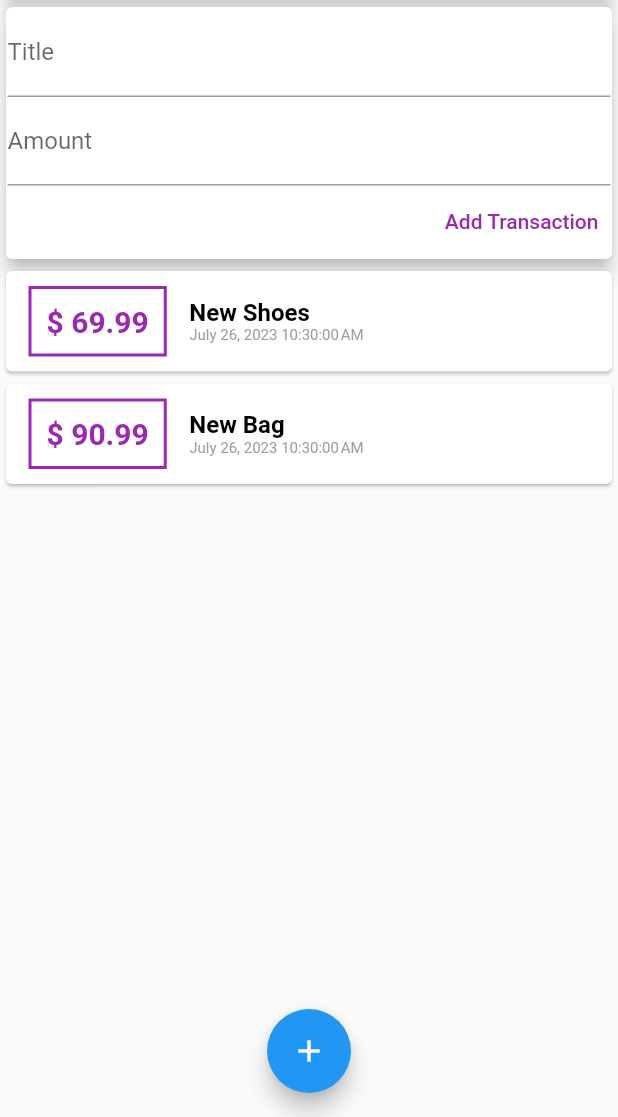
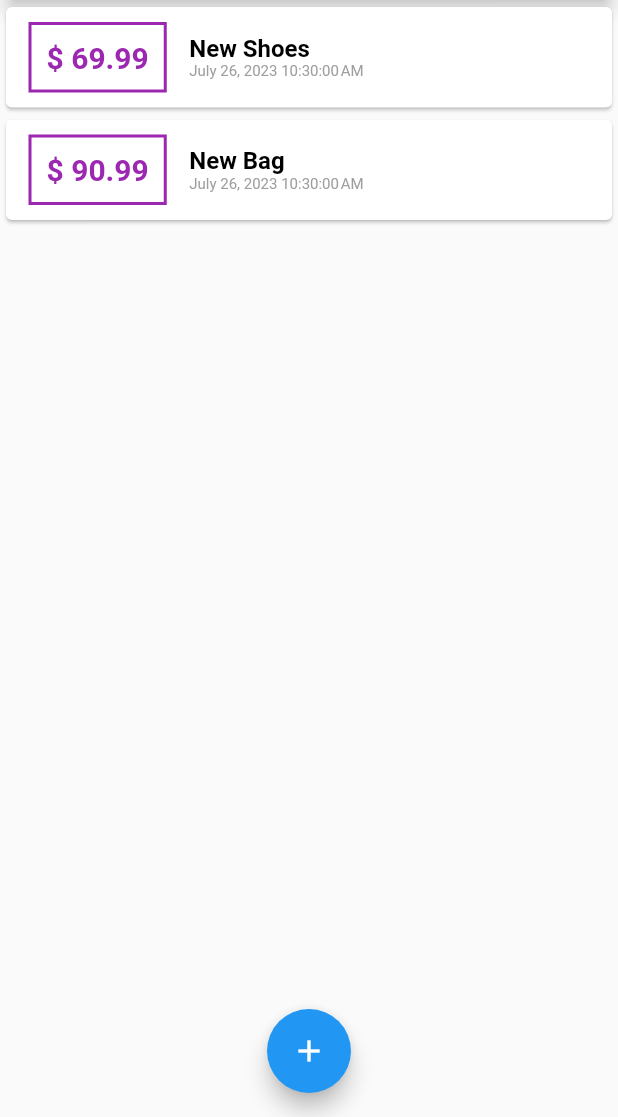
Before and after one commit to csdavidg/budgets_flutter_app, a Flutter app: the screen it shows after launch, on a phone screen of 412 x 824 dp, the part 119-1236 px from its top. Run offline on Flutter 3.47's test engine with Material 2 defaults, Android fonts, the phone set to English and light mode, and no system bars.

Commit message:
Removing user_transaction widget and changing main dart from stateless to statefull

```diff
--- a/lib/main.dart
+++ b/lib/main.dart
@@ -1,8 +1,8 @@
-import 'package:first_app/widgets/user_transaction.dart';
+import 'package:first_app/widgets/new_transaction.dart';
+import './models/transaction.dart';
+import './widgets/transactions_list.dart';
+
 import 'package:flutter/material.dart';
-
-import './widgets/new_transaction.dart';
-import './widgets/transactions_list.dart';
 
 void main() {
   runApp(const MyApp());
@@ -24,10 +24,41 @@ class MyApp extends StatelessWidget {
   }
 }
 
-class MyHomePage extends StatelessWidget {
+class MyHomePage extends StatefulWidget {
   final String title;
 
   MyHomePage({super.key, required this.title});
+
+  @override
+  State<MyHomePage> createState() => _MyHomePageState();
+}
+
+class _MyHomePageState extends State<MyHomePage> {
+  final List<Transaction> _userTransactions = [
+    Transaction(
+        id: 't1', title: 'New Shoes', amount: 69.99, date: DateTime.now()),
+    Transaction(id: 't2', title: 'New Bag', amount: 90.99, date: DateTime.now())
+  ];
+
+  void _addNewTransaction(String title, double amount) {
+    final newTx = Transaction(
+        title: title,
+        amount: amount,
+        date: DateTime.now(),
+        id: DateTime.now().toString());
+
+    setState(() {
+      _userTransactions.add(newTx);
+    });
+  }
+
+  void _startNewTransaction(BuildContext ctx) {
+    showModalBottomSheet(
+        context: ctx,
+        builder: (_) {
+          return NewTransaction(addTx: _addNewTransaction);
+        });
+  }
 
   @override
   Widget build(BuildContext context) {
@@ -36,7 +67,7 @@ class MyHomePage extends StatelessWidget {
         title: const Text('Flutter App'),
         actions: <Widget>[
           IconButton(
-            onPressed: () {},
+            onPressed: () => _startNewTransaction(context),
             icon: const Icon(Icons.add),
           ),
         ],
@@ -44,7 +75,7 @@ class MyHomePage extends StatelessWidget {
       floatingActionButtonLocation: FloatingActionButtonLocation.centerFloat,
       floatingActionButton: FloatingActionButton(
         child: const Icon(Icons.add),
-        onPressed: () {},
+        onPressed: () => _startNewTransaction(context),
       ),
       body: Column(
         mainAxisAlignment: MainAxisAlignment.start,
@@ -57,7 +88,7 @@ class MyHomePage extends StatelessWidget {
               child: const Text('Chart'),
             ),
           ),
-          const UserTransaction(),
+          TransactionsList(_userTransactions)
         ],
       ),
     );
--- a/lib/widgets/user_transaction.dart
+++ /dev/null
@@ -1,44 +0,0 @@
-import 'package:first_app/widgets/new_transaction.dart';
-import 'package:first_app/widgets/transactions_list.dart';
-import 'package:flutter/material.dart';
-
-import '../models/transaction.dart';
-
-class UserTransaction extends StatefulWidget {
-  const UserTransaction({super.key});
-
-  @override
-  State<UserTransaction> createState() => _UserTransactionState();
-}
-
-class _UserTransactionState extends State<UserTransaction> {
-  final List<Transaction> _userTransactions = [
-    Transaction(
-        id: 't1', title: 'New Shoes', amount: 69.99, date: DateTime.now()),
-    Transaction(id: 't2', title: 'New Bag', amount: 90.99, date: DateTime.now())
-  ];
-
-  void _addNewTransaction(String title, double amount) {
-    final newTx = Transaction(
-        title: title,
-        amount: amount,
-        date: DateTime.now(),
-        id: DateTime.now().toString());
-
-    setState(() {
-      _userTransactions.add(newTx);
-    });
-  }
-
-  @override
-  Widget build(BuildContext context) {
-    return Column(
-      children: <Widget>[
-        NewTransaction(
-          addTx: _addNewTransaction,
-        ),
-        TransactionsList(_userTransactions),
-      ],
-    );
-  }
-}
```
